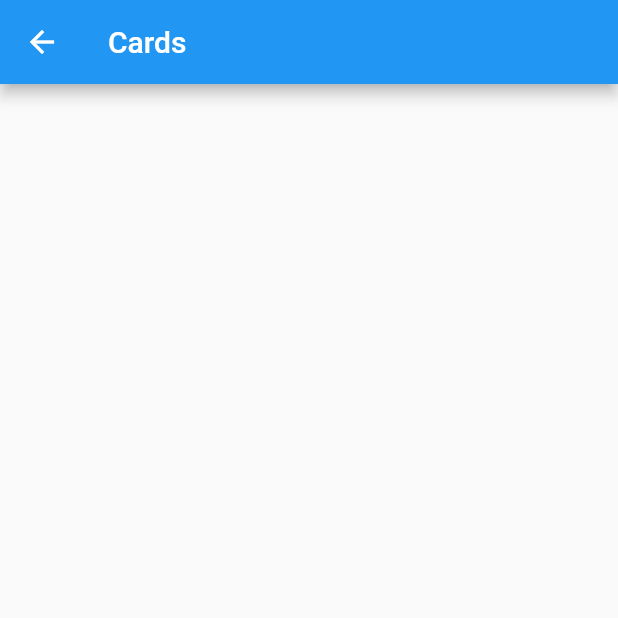
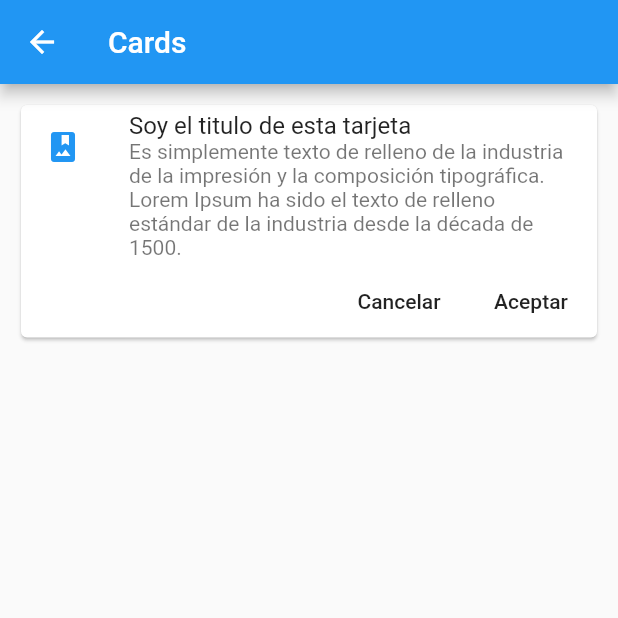
Before and after one commit to JeanCAF/componentes, a Flutter app: the CardPage screen opened by its route, on a phone screen of 412 x 824 dp, the top half of it. Run offline on Flutter 3.47's test engine with Material 2 defaults, Android fonts, the phone set to English and light mode, and no system bars.

Commit message:
- Se agrega componente de card para su posterior desarollo.

```diff
--- a/lib/src/pages/card_page.dart
+++ b/lib/src/pages/card_page.dart
@@ -7,7 +7,39 @@ class CardPage extends StatelessWidget {
       appBar: AppBar(
         title: Text('Cards')
       ),
-      body: ListView(children: <Widget>[],),
+      body: ListView(
+        padding: EdgeInsets.all(10.0),
+        children: <Widget>[
+        _cardTipo1()
+      ],),
+    );
+  }
+
+  Widget _cardTipo1() {
+    return Card(
+      child: Column(
+        children: <Widget>[
+          ListTile(
+            leading: Icon(Icons.photo_album, color: Colors.blue),
+            title: Text('Soy el titulo de esta tarjeta'),
+            subtitle: Text('Es simplemente texto de relleno de la industria de la impresión y la composición tipográfica. Lorem Ipsum ha sido el texto de relleno estándar de la industria desde la década de 1500.'),
+          ),
+          Row(
+            mainAxisAlignment: MainAxisAlignment.end,
+            children: <Widget>[
+              FlatButton(
+                child: Text('Cancelar'),
+                onPressed: () {},
+              ),
+              FlatButton(
+                child: Text('Aceptar'),
+                onPressed: () {},
+              ),
+
+            ],
+          )
+        ],
+      ),
     );
   }
 }
--- a/lib/src/pages/home_temp.dart
+++ b/lib/src/pages/home_temp.dart
@@ -28,6 +28,7 @@ class HomePageTemp extends StatelessWidget {
     }
     return lista;
   }
+
 //segunda opcion de hacer un for para mostrar una lista
   List<Widget> _crearItemsCorta() {
     return opciones.map(( item ){
```
